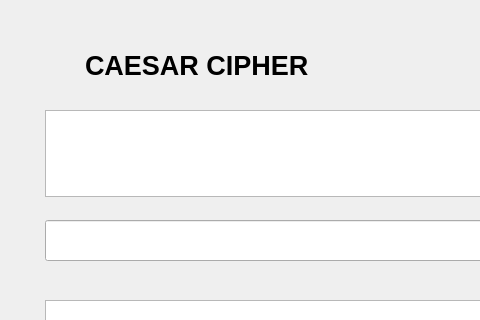
First picture: the form in LAB-03/ui/caesar.ui, repository tuyetnhilk2021-cpu/bmttnc-hutech-2380601578, before the edit; both pictures show x 225 to 705 and y 0 to 320 of the 800 by 600 pixel window.
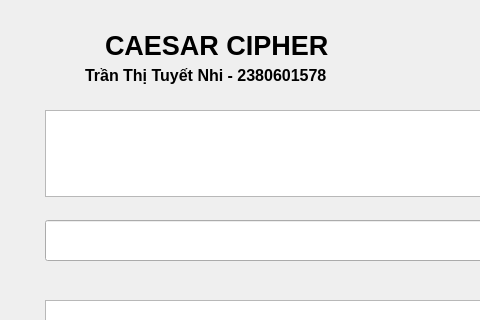
Second picture: the form after the edit.

Diff of the .ui file:
```diff
--- a/LAB-03/ui/caesar.ui
+++ b/LAB-03/ui/caesar.ui
@@ -77,8 +77,8 @@
    <widget class="QLabel" name="label_4">
     <property name="geometry">
      <rect>
-      <x>310</x>
-      <y>50</y>
+      <x>330</x>
+      <y>30</y>
       <width>291</width>
       <height>31</height>
      </rect>
@@ -150,6 +150,26 @@
      </rect>
     </property>
    </widget>
+   <widget class="QLabel" name="label_5">
+    <property name="geometry">
+     <rect>
+      <x>310</x>
+      <y>60</y>
+      <width>291</width>
+      <height>31</height>
+     </rect>
+    </property>
+    <property name="font">
+     <font>
+      <pointsize>12</pointsize>
+      <weight>75</weight>
+      <bold>true</bold>
+     </font>
+    </property>
+    <property name="text">
+     <string>Trần Thị Tuyết Nhi - 2380601578</string>
+    </property>
+   </widget>
   </widget>
   <widget class="QMenuBar" name="menubar">
    <property name="geometry">
```
Left out of the diff: 2 changed lines with no effect on the pictures.
